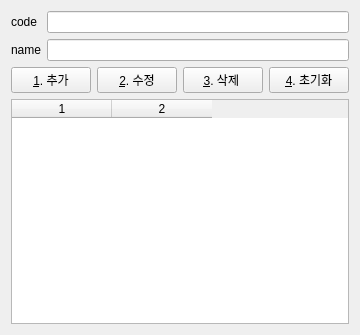
kar00034/application_coffee, file ui/product.ui: the form before one commit.
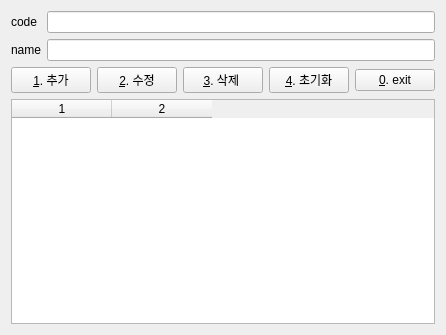
The form after the commit.

What changed in the file:
```diff
--- a/ui/product.ui
+++ b/ui/product.ui
@@ -68,6 +68,13 @@
        </property>
       </widget>
      </item>
+     <item>
+      <widget class="QPushButton" name="btn_exit">
+       <property name="text">
+        <string>&amp;0. exit</string>
+       </property>
+      </widget>
+     </item>
     </layout>
    </item>
    <item row="2" column="0">
```
